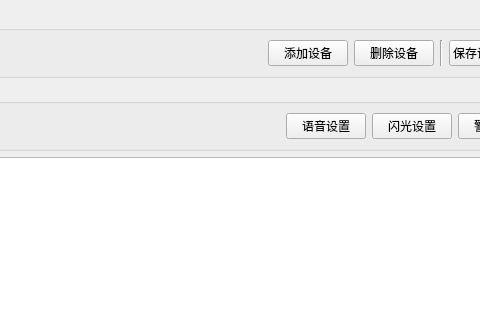
The window that ui/qt_ui_file/qformmain.ui (NU-LL/SmartSignageManagementSystem) describes before a commit, drawn with Qt 5; both pictures show x 188 to 668 and y 0 to 320 of the 835 by 527 pixel window.
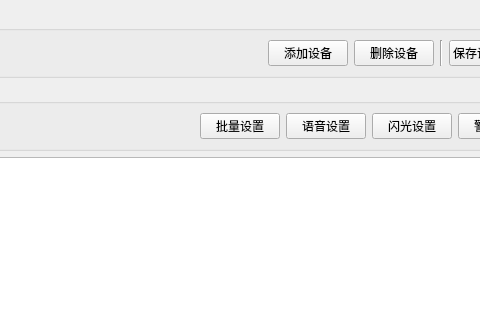
The same window after the commit.

Commit message: 优化删除设备操作流程（弹窗提醒用户）。新增多行删除功能。新增批量设置功能。修复图标更新bug

Patch:
```diff
--- a/ui/qt_ui_file/qformmain.ui
+++ b/ui/qt_ui_file/qformmain.ui
@@ -113,6 +113,13 @@
         </property>
        </spacer>
       </item>
+      <item>
+       <widget class="QPushButton" name="pushButton_BatchSet">
+        <property name="text">
+         <string>批量设置</string>
+        </property>
+       </widget>
+      </item>
       <item>
        <widget class="QPushButton" name="pushButton_VoiceSet">
         <property name="text">
```
The commit also changes 6 other files.
